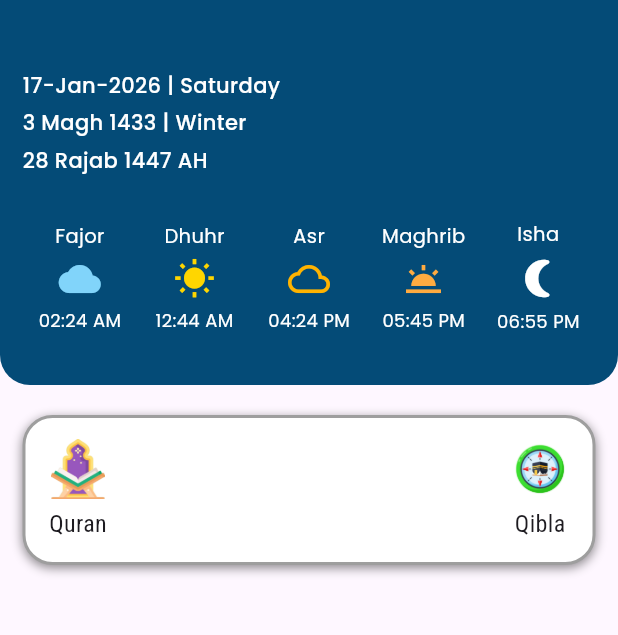
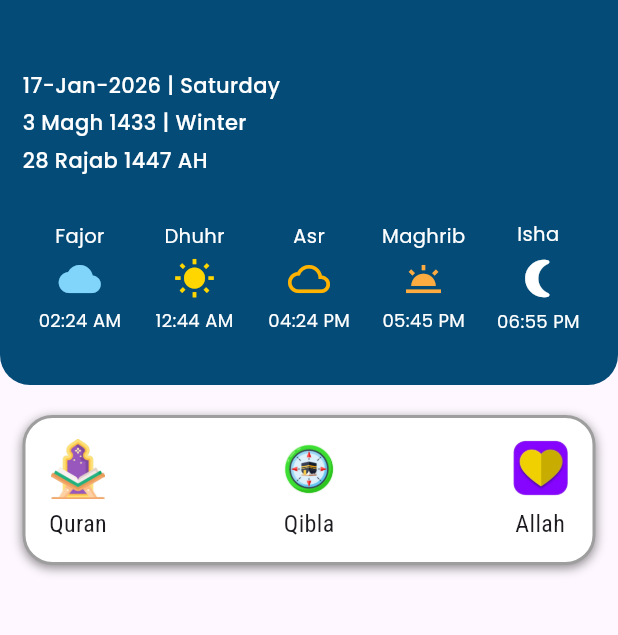
Before and after one commit to oliulalam/pure_muslim_app, a Flutter app: the screen it shows after launch, on a phone screen of 412 x 824 dp, the part 59-694 px from its top. Run offline on Flutter 3.47's test engine with Material 3 defaults, Android fonts, the phone set to English and light mode, and no system bars; our stand-ins replace flutter_svg.

Commit message:
Added Allah Section

```diff
--- a/lib/screen/home_screen.dart
+++ b/lib/screen/home_screen.dart
@@ -310,6 +310,15 @@
                       ],
                     ),
 
+                    Column(
+                      mainAxisAlignment: MainAxisAlignment.center,
+                      children: [
+                        Image.asset('assets/images/allah.png', width: 40, height: 40,),
+                        SizedBox(height: 5,),
+                        Text("Allah", style: TextStyle(fontSize: 16),)
+                      ],
+                    ),
+
 
 
                   ],
```
